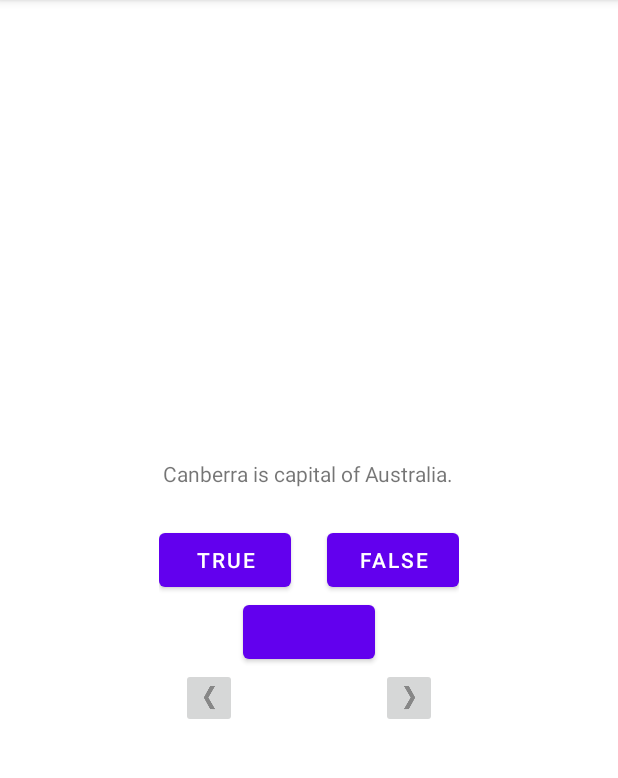
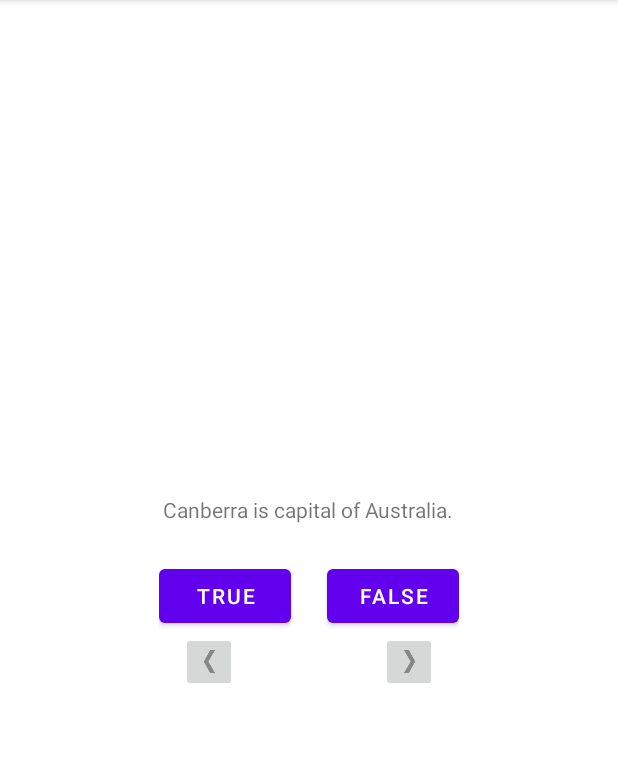
Before and after one commit to pVlasenko/geoquiz, an Android app: the screen it shows after launch (QuizActivity), on a phone screen of 412 x 824 dp, the part 84-862 px from its top. Run offline under Robolectric (Android 15) with nearby library versions, the phone set to English and light mode, and no system bars.

Commit message:
deete unuse button

```diff
--- a/app/src/main/res/layout/activity_quiz.xml
+++ b/app/src/main/res/layout/activity_quiz.xml
@@ -35,10 +35,6 @@
             android:text="@string/false_button" />
     </LinearLayout>
 
-    <Button
-        android:layout_width="wrap_content"
-        android:layout_height="wrap_content"/>
-
     <LinearLayout
         android:layout_width="wrap_content"
         android:layout_height="wrap_content"
```
